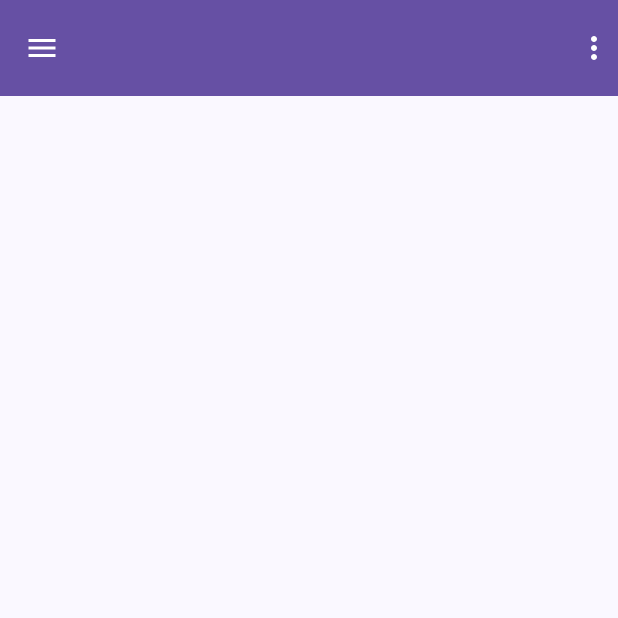
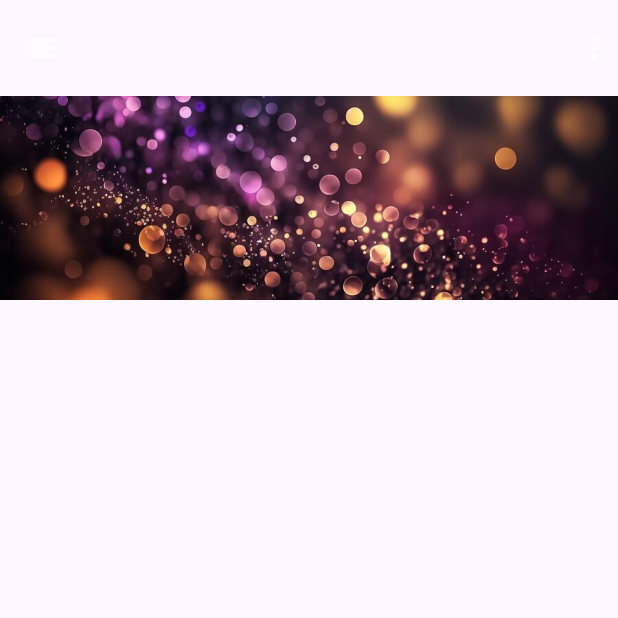
Before and after one commit to alusan9143/KeepNotes, an Android app built with Jetpack Compose: the screen it shows after launch (MainActivity), on a phone screen of 412 x 824 dp, the top half of it. Run offline under Robolectric (Android 15) with nearby library versions, the light colour scheme and no system bars.

Commit message:
Primer Commit

```diff
--- a/app/src/main/java/com/example/keepnotes/MainActivity.kt
+++ b/app/src/main/java/com/example/keepnotes/MainActivity.kt
@@ -3,8 +3,11 @@ package com.example.keepnotes
 import android.os.Bundle
 import androidx.activity.ComponentActivity
 import androidx.activity.compose.setContent
+import androidx.compose.foundation.Image
 import androidx.compose.foundation.layout.Box
 import androidx.compose.foundation.layout.fillMaxSize
+import androidx.compose.foundation.layout.fillMaxWidth
+import androidx.compose.foundation.layout.height
 import androidx.compose.foundation.layout.padding
 import androidx.compose.material.icons.Icons
 import androidx.compose.material.icons.filled.Menu
@@ -21,8 +24,11 @@ import androidx.compose.material3.TopAppBarDefaults
 import androidx.compose.runtime.Composable
 import androidx.compose.ui.Modifier
 import androidx.compose.ui.graphics.Color
+import androidx.compose.ui.layout.ContentScale
+import androidx.compose.ui.res.painterResource
 import androidx.compose.ui.res.stringResource
 import androidx.compose.ui.tooling.preview.Preview
+import androidx.compose.ui.unit.dp
 import com.example.keepnotes.ui.theme.KeepNotesTheme
 import com.example.keepnotes.ui.theme.Purple40
 
@@ -35,9 +41,23 @@ class MainActivity : ComponentActivity() {
                 // A surface container using the 'background' color from the theme
                 Scaffold(
                     modifier = Modifier.fillMaxSize(),
-                    topBar = { MyTopBar() }
+                    topBar = {
+                        Box() {
+                            Image(
+                                painter = painterResource(R.drawable.portada),
+                                contentDescription = "Track Image",
+                                modifier = Modifier
+                                    .fillMaxWidth()
+                                    .height(200.dp),
+                                contentScale = ContentScale.Crop
+                            )
+                        }
+                        MyTopBar()
+                    }
                 ) {
-                    Box(modifier = Modifier.fillMaxSize().padding(top = it.calculateTopPadding())) {
+                    Box(modifier = Modifier
+                        .fillMaxSize()
+                        .padding(top = it.calculateTopPadding())) {
 
                     }
                 }
@@ -51,7 +71,6 @@ class MainActivity : ComponentActivity() {
 fun MyTopBar() {
     TopAppBar(
         title = { Text(text = stringResource(id = R.string.app_name), color = Color.White) },
-        colors = TopAppBarDefaults.largeTopAppBarColors(containerColor = Purple40),
         navigationIcon = {
             IconButton(onClick = { }) {
                 Icon(imageVector = Icons.Filled.Menu,
--- a/app/src/main/java/com/example/keepnotes/ui/theme/Color.kt
+++ b/app/src/main/java/com/example/keepnotes/ui/theme/Color.kt
@@ -9,3 +9,4 @@ val Pink80 = Color(0xFFEFB8C8)
 val Purple40 = Color(0xFF6650a4)
 val PurpleGrey40 = Color(0xFF625b71)
 val Pink40 = Color(0xFF7D5260)
+val Orange = Color(0xFFEB9234)
--- a/app/src/main/java/com/example/keepnotes/ui/theme/Theme.kt
+++ b/app/src/main/java/com/example/keepnotes/ui/theme/Theme.kt
@@ -22,7 +22,7 @@ private val DarkColorScheme = darkColorScheme(
 )
 
 private val LightColorScheme = lightColorScheme(
-    primary = Purple40,
+    primary = Orange,
     secondary = PurpleGrey40,
     tertiary = Pink40
 
@@ -45,12 +45,7 @@ fun KeepNotesTheme(
     content: @Composable () -> Unit
 ) {
     val colorScheme = when {
-        dynamicColor && Build.VERSION.SDK_INT >= Build.VERSION_CODES.S -> {
-            val context = LocalContext.current
-            if (darkTheme) dynamicDarkColorScheme(context) else dynamicLightColorScheme(context)
-        }
-
-        darkTheme -> DarkColorScheme
+        darkTheme -> LightColorScheme
         else -> LightColorScheme
     }
     val view = LocalView.current
```
Also changed, not shown: app/src/main/res/drawable/portada.jpg (added).
